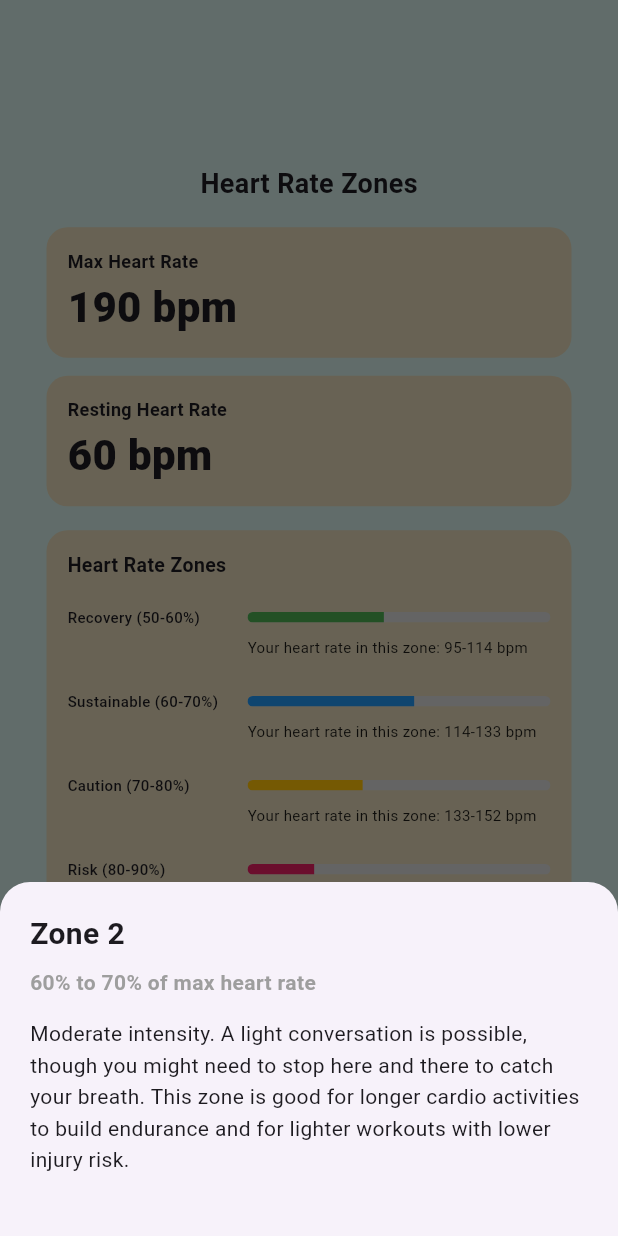
After one commit to BillyBourbon/Elaros_Mobile_Application, a Flutter app: the HrZoneScreen screen opened directly, after a tap on "Recovery (50-60%)", after a tap on "Sustainable (60-70%)", on a phone screen of 412 x 824 dp. The commit adds this screen. Run offline on Flutter 3.47's test engine with Material 3 defaults, Android fonts, the phone set to English and light mode, and no system bars; our stand-ins replace clock, sqflite; missing offline and left inert: cristalyse; accounts and stored records are empty; statements that could not run were skipped.

Commit message:
Implement HR zones page

```diff
--- a/lib/main.dart
+++ b/lib/main.dart
@@ -1,22 +1,27 @@
+import 'package:clock/clock.dart';
+import 'package:elaros_mobile_app/app.dart';
 import 'package:elaros_mobile_app/data/local/repositories/heart_rate_repository.dart';
+import 'package:elaros_mobile_app/data/local/repositories/step_count_repository.dart';
 import 'package:elaros_mobile_app/data/local/repositories/user_goals_repository.dart';
 import 'package:elaros_mobile_app/data/local/repositories/user_profile_repository.dart';
 import 'package:elaros_mobile_app/domain/use_cases/heart_rate_use_case.dart';
 import 'package:elaros_mobile_app/domain/use_cases/profile_use_case.dart';
+import 'package:elaros_mobile_app/domain/use_cases/step_count_use_case.dart';
 import 'package:elaros_mobile_app/domain/use_cases/user_goals_usecase.dart';
 import 'package:elaros_mobile_app/ui/profile_page/view_model/profile_page_view_model.dart';
-import 'package:elaros_mobile_app/ui/test_page_two/view_model/test_page_two_view_model.dart';
 import 'package:elaros_mobile_app/ui/user_goals/view_models/user_goals_view_model.dart';
 import 'package:flutter/material.dart';
-import 'package:elaros_mobile_app/app.dart';
 import 'package:provider/provider.dart';
-import 'package:clock/clock.dart';
+import 'package:elaros_mobile_app/ui/hr_zones_page/view_models/hr_zone_view_model.dart';
 
 void main() {
   withClock(Clock.fixed(DateTime(2016, 5, 12)), () {
     final heartRateRepository = HeartRateRepository();
-    final heartRateUseCase = HeartRateUseCase(
-      heartRateRepository: heartRateRepository,
+    final heartRateUseCase = HeartRateUseCase(heartRateRepository);
+
+    final stepCountRepository = StepCountRepository();
+    final stepCountUseCase = StepCountUseCase(
+      stepCountRepository: stepCountRepository,
     );
 
     final userProfileRepository = UserProfileRepository();
@@ -33,16 +38,15 @@ void main() {
       MultiProvider(
         providers: [
           ChangeNotifierProvider(
-            create: (_) =>
-                TestPageTwoViewModel(heartRateUseCase: heartRateUseCase),
-          ),
-          ChangeNotifierProvider(
             create: (_) => ProfilePageViewModel(profileUseCase: profileUseCase),
           ),
           ChangeNotifierProvider(
             create: (_) =>
                 UserGoalsViewModel(userGoalsUseCase: userGoalsUseCase),
           ),
+          ChangeNotifierProvider(
+  create: (_) => HrZoneViewModel(heartRateUseCase: heartRateUseCase),
+),
         ],
         child: const App(),
       ),
--- /dev/null
+++ b/lib/ui/hr_zones_page/view_models/hr_zone_view_model.dart
@@ -0,0 +1,49 @@
+import 'package:elaros_mobile_app/domain/use_cases/heart_rate_use_case.dart';
+import 'package:elaros_mobile_app/ui/common/widgets/view_models/base_view_model.dart';
+
+class HrZoneViewModel extends BaseViewModel {
+  final HeartRateUseCase heartRateUseCase;
+
+  HrZoneViewModel({required this.heartRateUseCase});
+
+  final double _maxHeartRate = 190;
+  double _restingHeartRate = 60;
+int get zone1Min => (_maxHeartRate * 0.50).round();
+int get zone1Max => (_maxHeartRate * 0.60).round();
+
+int get zone2Min => (_maxHeartRate * 0.60).round();
+int get zone2Max => (_maxHeartRate * 0.70).round();
+
+int get zone3Min => (_maxHeartRate * 0.70).round();
+int get zone3Max => (_maxHeartRate * 0.80).round();
+
+int get zone4Min => (_maxHeartRate * 0.80).round();
+int get zone4Max => (_maxHeartRate * 0.90).round();
+
+int get zone5Min => (_maxHeartRate * 0.90).round();
+int get zone5Max => _maxHeartRate.round();
+  double get maxHeartRate => _maxHeartRate;
+  double get restingHeartRate => _restingHeartRate;
+
+  Future<void> loadHrZoneData({bool isInitialLoad = false}) async {
+    setLoading();
+
+    try {
+      final latestHeartRate = await heartRateUseCase.getLatestHeartRate();
+
+      if (latestHeartRate != null) {
+        _restingHeartRate = latestHeartRate.value;
+      }
+
+      if (!isInitialLoad) {
+        message = 'Heart rate data loaded successfully';
+      }
+    } catch (e) {
+      isError = true;
+      errorMessage = e.toString();
+    } finally {
+      isLoading = false;
+      notifyListeners();
+    }
+  }
+}
--- /dev/null
+++ b/lib/ui/hr_zones_page/widgets/hr_zone.dart
@@ -0,0 +1,340 @@
+import 'package:elaros_mobile_app/ui/common/widgets/snack_bars/error_snack_bar.dart';
+import 'package:elaros_mobile_app/ui/common/widgets/snack_bars/success_snack_bar.dart';
+import 'package:elaros_mobile_app/ui/hr_zones_page/view_models/hr_zone_view_model.dart';
+import 'package:flutter/material.dart';
+import 'package:provider/provider.dart';
+
+class HrZoneScreen extends StatefulWidget {
+  const HrZoneScreen({super.key});
+
+  @override
+  State<HrZoneScreen> createState() => _HrZoneScreenState();
+}
+class _HrZoneScreenState extends State<HrZoneScreen> {
+  late HrZoneViewModel viewModel;
+
+  final double contentWidth = 350;
+
+  void _loadData() async {
+    await viewModel.loadHrZoneData(isInitialLoad: true);
+  }
+
+  @override
+  void initState() {
+    super.initState();
+    viewModel = context.read<HrZoneViewModel>();
+    _loadData();
+  }
+
+  @override
+  Widget build(BuildContext context) {
+    return Scaffold(
+      backgroundColor: const Color(0xFFD3ECE7),
+      body: SafeArea(
+        child: Consumer<HrZoneViewModel>(
+          builder: (context, viewModel, child) {
+            if (viewModel.isError) {
+              final snackBar = buildErrorSnackBar(viewModel);
+              WidgetsBinding.instance.addPostFrameCallback((_) {
+                ScaffoldMessenger.of(context).showSnackBar(snackBar);
+              });
+            }
+
+            if (viewModel.message.isNotEmpty) {
+              final snackBar = buildSuccessSnackBar(viewModel);
+              WidgetsBinding.instance.addPostFrameCallback((_) {
+                ScaffoldMessenger.of(context).showSnackBar(snackBar);
+              });
+            }
+
+            if (viewModel.isLoading) {
+              return const Center(child: CircularProgressIndicator());
+            }
+
+            return _buildBody(viewModel);
+          },
+        ),
+      ),
+    );
+  }
+
+  void _showZoneInfo({
+  required String title,
+  required String percentage,
+  required String description,
+}) {
+  showModalBottomSheet(
+    context: context,
+    shape: const RoundedRectangleBorder(
+      borderRadius: BorderRadius.vertical(top: Radius.circular(20)),
+    ),
+    builder: (context) {
+      return Padding(
+        padding: const EdgeInsets.all(20),
+        child: Column(
+          mainAxisSize: MainAxisSize.min,
+          crossAxisAlignment: CrossAxisAlignment.start,
+          children: [
+            Text(
+              title,
+              style: const TextStyle(
+                fontSize: 20,
+                fontWeight: FontWeight.w700,
+              ),
+            ),
+            const SizedBox(height: 8),
+            Text(
+              percentage,
+              style: const TextStyle(
+                fontSize: 14,
+                fontWeight: FontWeight.w600,
+                color: Colors.grey,
+              ),
+            ),
+            const SizedBox(height: 14),
+            Text(
+              description,
+              style: const TextStyle(
+                fontSize: 14,
+                height: 1.5,
+              ),
+            ),
+            const SizedBox(height: 20),
+          ],
+        ),
+      );
+    },
+  );
+}
+
+  Widget _buildBody(HrZoneViewModel viewModel) {
+    return Center(
+      child: SingleChildScrollView(
+        child: SizedBox(
+          width: contentWidth,
+          child: Column(
+            crossAxisAlignment: CrossAxisAlignment.start,
+            children: [
+              _buildTopBar(),
+              const SizedBox(height: 16),
+              _buildStatCard(
+                title: 'Max Heart Rate',
+                value: '${viewModel.maxHeartRate.toInt()} bpm',
+                highlighted: true,
+              ),
+              const SizedBox(height: 12),
+              _buildStatCard(
+                title: 'Resting Heart Rate',
+                value: '${viewModel.restingHeartRate.toInt()} bpm',
+              ),
+              const SizedBox(height: 16),
+              _buildZoneCard(viewModel),
+              const SizedBox(height: 20),
+            ],
+          ),
+        ),
+      ),
+    );
+  }
+
+  Widget _buildTopBar() {
+    return const Center(
+      child: Text(
+        'Heart Rate Zones',
+        style: TextStyle(
+          fontSize: 18,
+          fontWeight: FontWeight.w700,
+        ),
+      ),
+    );
+  }
+
+  Widget _buildStatCard({
+    required String title,
+    required String value,
+    bool highlighted = false,
+  }) {
+    return Container(
+      width: double.infinity,
+      padding: const EdgeInsets.all(14),
+      decoration: BoxDecoration(
+        color: const Color(0xFFE2D6B7),
+        borderRadius: BorderRadius.circular(14),
+      ),
+      child: Column(
+        crossAxisAlignment: CrossAxisAlignment.start,
+        children: [
+          Text(
+            title,
+            style: const TextStyle(
+              fontSize: 12,
+              fontWeight: FontWeight.w600,
+            ),
+          ),
+          const SizedBox(height: 2),
+          Text(
+            value,
+            style: const TextStyle(
+              fontSize: 28,
+              fontWeight: FontWeight.w800,
+            ),
+          ),
+        ],
+      ),
+    );
+  }
+
+  Widget _buildZoneCard(HrZoneViewModel viewModel) {
+    return Container(
+      width: double.infinity,
+      padding: const EdgeInsets.all(14),
+      decoration: BoxDecoration(
+        color: const Color(0xFFE2D6B7),
+        borderRadius: BorderRadius.circular(14),
+      ),
+
+      child: Column(
+        crossAxisAlignment: CrossAxisAlignment.start,
+        children: [
+          const Text(
+            'Heart Rate Zones',
+            style: TextStyle(
+              fontSize: 13,
+              fontWeight: FontWeight.w700,
+            ),
+          ),
+          const SizedBox(height: 14),
+
+
+   _buildZoneRow(
+  'Recovery (50-60%)',
+  0.45,
+  color: const Color(0xFF4CAF50),
+  title: 'Zone 1',
+  percentage: '50% to 60% of max heart rate',
+  description:
+      'Low to moderate intensity. You can easily hold a conversation. You’re typically in this zone while warming up and cooling down, or during a relatively easy workout. It’s ideal for a recovery workout too.',
+bpmText:
+      'Your heart rate in this zone: ${viewModel.zone1Min}-${viewModel.zone1Max} bpm',
+),
+
+_buildZoneRow(
+  'Sustainable (60-70%)',
+  0.55,
+  color: const Color(0xFF2196F3),
+  title: 'Zone 2',
+  percentage: '60% to 70% of max heart rate',
+  description:
+      'Moderate intensity. A light conversation is possible, though you might need to stop here and there to catch your breath. This zone is good for longer cardio activities to build endurance and for lighter workouts with lower injury risk.',
+bpmText:
+      'Your heart rate in this zone: ${viewModel.zone2Min}-${viewModel.zone2Max} bpm',
+),
+
+_buildZoneRow(
+  'Caution (70-80%)',
+  0.38,
+  color: const Color(0xFFFFC107),
+  title: 'Zone 3',
+  percentage: '70% to 80% of max heart rate',
+  description:
+      'Moderate to high intensity. Chatter will be at a minimum as your breathing intensifies. A workout in this zone is comfortably hard and is good for building strength and endurance.',
+bpmText:
+      'Your heart rate in this zone: ${viewModel.zone3Min}-${viewModel.zone3Max} bpm',
+),
+
+_buildZoneRow(
+  'Risk (80-90%)',
+  0.22,
+  color: const Color(0xFFE91E63),
+  title: 'Zone 4',
+  percentage: '80% to 90% of max heart rate',
+  description:
+      'High intensity. Talking takes effort. You’re pushing hard and approaching a redline effort to boost speed and strength. Workouts in this zone should usually be limited to one or two times a week.',
+bpmText:
+      'Your heart rate in this zone: ${viewModel.zone4Min}-${viewModel.zone4Max} bpm',
+),
+
+_buildZoneRow(
+  'Max Effort (90-100%)',
+  0.18,
+  color: const Color(0xFFF44336),
+  title: 'Zone 5',
+  percentage: '90% to 100% of max heart rate',
+  description:
+      'Very high intensity. You’re trying to breathe, not talk. This is a max effort activity. These exercises strengthen your heart by forcing it to work at peak capacity while also building fast-twitch muscle fibres.',
+bpmText:
+      'Your heart rate in this zone: ${viewModel.zone5Min}-${viewModel.zone5Max} bpm',
+),
+        ],
+      ),
+    );
+  }
+
+Widget _buildZoneRow(
+  String label,
+  double fill, {
+  required Color color,
+  required String title,
+  required String percentage,
+  required String description,
+  required String bpmText,
+}) {
+  return Padding(
+    padding: const EdgeInsets.only(bottom: 14),
+    child: InkWell(
+      borderRadius: BorderRadius.circular(10),
+      onTap: () {
+        _showZoneInfo(
+          title: title,
+          percentage: percentage,
+          description: description,
+        );
+      },
+      child: Padding(
+        padding: const EdgeInsets.symmetric(vertical: 4),
+        child: Column(
+          crossAxisAlignment: CrossAxisAlignment.start,
+          children: [
+            Row(
+              children: [
+                SizedBox(
+                  width: 120,
+                  child: Text(
+                    label,
+                    style: const TextStyle(
+                      fontSize: 10,
+                      fontWeight: FontWeight.w500,
+                    ),
+                  ),
+                ),
+                Expanded(
+                  child: ClipRRect(
+                    borderRadius: BorderRadius.circular(10),
+                    child: LinearProgressIndicator(
+                      value: fill,
+                      minHeight: 7,
+                      backgroundColor: const Color(0xFFD9D9D9),
+                      valueColor: AlwaysStoppedAnimation<Color>(color),
+                    ),
+                  ),
+                ),
+              ],
+            ),
+            const SizedBox(height: 6),
+            Padding(
+              padding: const EdgeInsets.only(left: 120),
+              child: Text(
+                bpmText,
+                style: const TextStyle(
+                  fontSize: 10,
+                  color: Colors.black87,
+                ),
+              ),
+            ),
+          ],
+        ),
+      ),
+    ),
+  );
+}
+  }
--- /dev/null
+++ b/lib/ui/navigation/widgets/navigation_screen.dart
@@ -0,0 +1,53 @@
+// home page. routes to the other views.
+import 'package:elaros_mobile_app/ui/home_page/widgets/home_page.dart';
+import 'package:elaros_mobile_app/ui/profile_page/wigets/profile_screen.dart';
+import 'package:flutter/material.dart';
+import 'package:elaros_mobile_app/ui/common/widgets/bottom_navbar.dart';
+import 'package:elaros_mobile_app/ui/hr_zones_page/widgets/hr_zone.dart';
+
+
+class HomeScreen extends StatefulWidget {
+  const HomeScreen({super.key});
+
+  @override
+  State<HomeScreen> createState() => _HomeScreenState();
+}
+
+class _HomeScreenState extends State<HomeScreen> {
+  int _selectedIndex = 0;
+
+  void _onItemTapped(int index) {
+    setState(() {
+      _selectedIndex = index;
+    });
+  }
+
+  @override
+  Widget build(BuildContext context) {
+    return Scaffold(
+      appBar: AppBar(title: const Text('Elaros Mobile Health App'), centerTitle: true),
+      body: _buildBody(),
+      bottomNavigationBar: BottomNavBar(
+        selectedIndex: _selectedIndex,
+        onTap: _onItemTapped,
+      ),
+    );
+  }
+
+  Widget _buildBody() {
+    switch (_selectedIndex) {
+      case 0:
+        return HomePage();
+      case 1:
+        return const Center(child: Text('Health Tips'));
+      case 2:
+        return HrZoneScreen();
+      case 3:
+        return ProfileScreen();
+      case 4:
+        return const Center(child: Text('User Goals'));
+      default:
+        return const Center(child: Text('Home'));
+    }
+  }
+}
```
